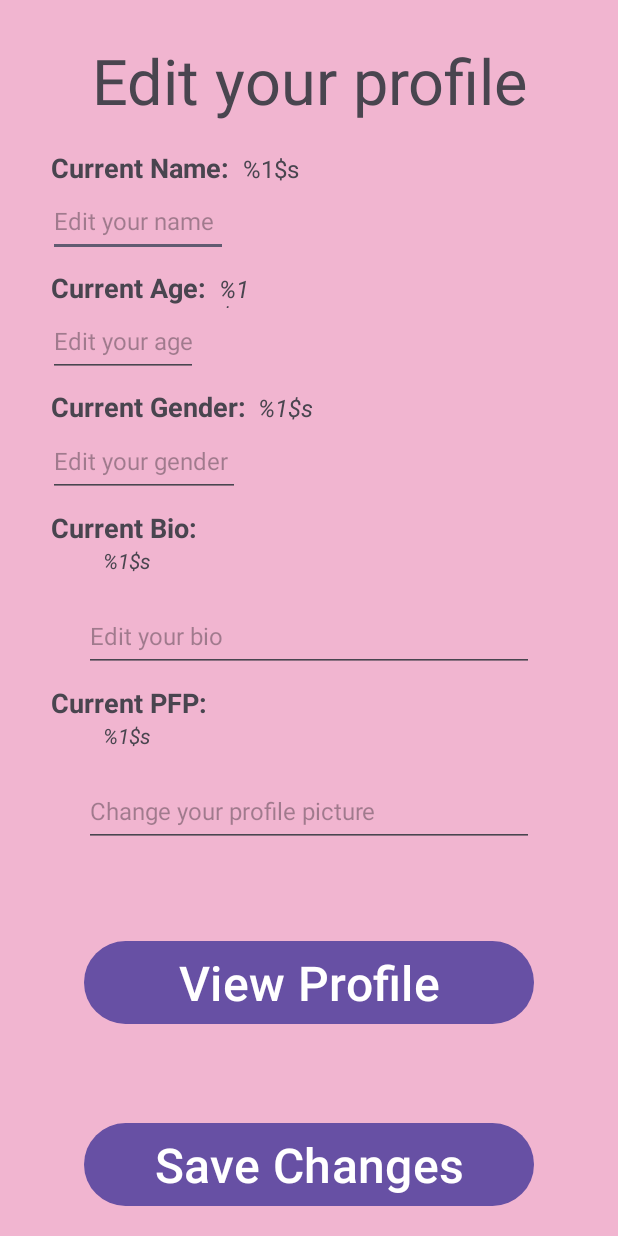
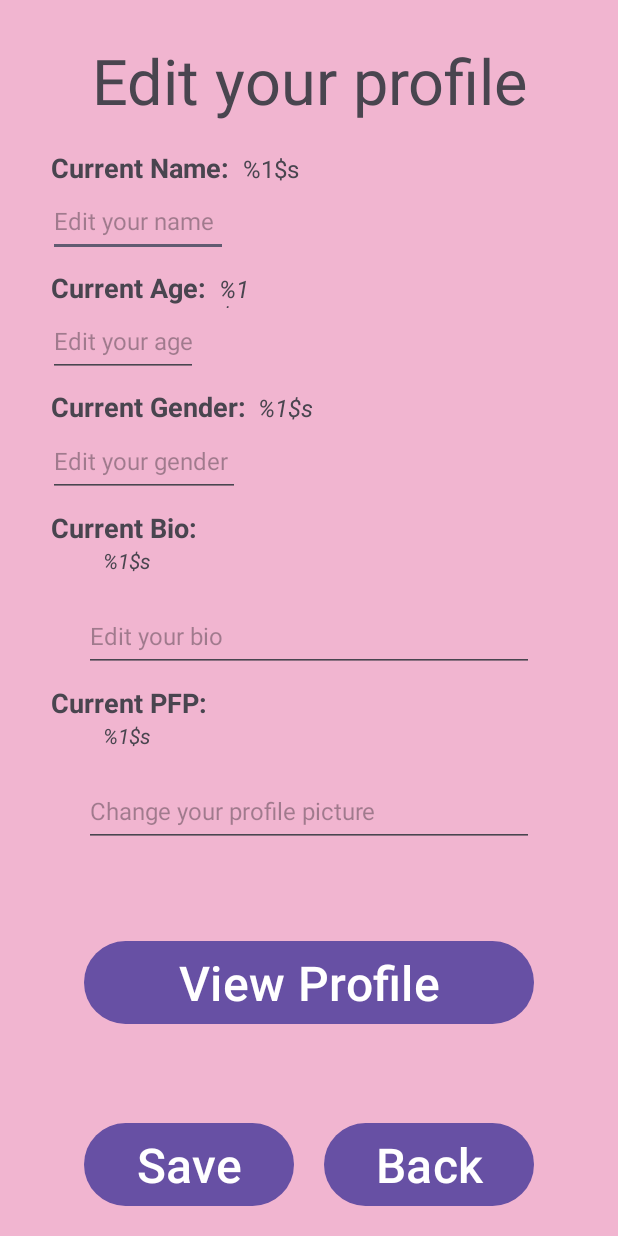
Before and after one commit to Everdan26/cst338_project02_group3, an Android app: the EditProfileActivity screen opened directly, with no data from a screen before it, on a phone screen of 412 x 824 dp. Run offline under Robolectric (Android 15) with nearby library versions, the phone set to English and light mode, and no system bars; our stand-ins replace Room's generated code.

Commit message:
Layout changes on EditPreferences Added back button to EditProfileActivity

```diff
--- a/app/src/main/java/com/cst338/cst338_project02_group3/EditProfileActivity.java
+++ b/app/src/main/java/com/cst338/cst338_project02_group3/EditProfileActivity.java
@@ -81,6 +81,15 @@ public class EditProfileActivity extends AppCompatActivity {
             }
         });
 
+        //Back button to send back to WelcomeUser
+        binding.editProfileBackButton.setOnClickListener(new View.OnClickListener() {
+            @Override
+            public void onClick(View v) {
+                Intent intent = WelcomeUser.welcomeUserIntentFactory(getApplicationContext(), loggedInUserId);
+                startActivity(intent);
+            }
+        });
+
     }
 
     private void confirmationDialog() {
--- a/app/src/main/res/layout/activity_edit_profile.xml
+++ b/app/src/main/res/layout/activity_edit_profile.xml
@@ -196,14 +196,31 @@
 
     <Button
         android:id="@+id/editProfileSaveChangesButton"
-        android:layout_width="300dp"
+        android:layout_width="140dp"
         android:layout_height="wrap_content"
         android:layout_margin="16dp"
+        android:layout_marginBottom="16dp"
         android:text="@string/save_changes"
         android:textSize="32sp"
         app:layout_constraintBottom_toBottomOf="parent"
         app:layout_constraintEnd_toEndOf="parent"
+        app:layout_constraintHorizontal_bias="0.166"
         app:layout_constraintStart_toStartOf="parent" />
+
+    <Button
+        android:id="@+id/editProfileBackButton"
+        android:layout_width="140dp"
+        android:layout_height="wrap_content"
+        android:layout_margin="16dp"
+        android:layout_marginBottom="16dp"
+        android:text="@string/back"
+        android:textSize="32sp"
+        app:layout_constraintBottom_toBottomOf="parent"
+        app:layout_constraintEnd_toEndOf="parent"
+        app:layout_constraintHorizontal_bias="0.093"
+        app:layout_constraintStart_toEndOf="@id/editProfileSaveChangesButton"
+        app:layout_constraintTop_toBottomOf="@+id/editProfileViewProfileButton"
+        app:layout_constraintVertical_bias="1.0" />
 
     <Button
         android:id="@+id/editProfileViewProfileButton"
--- a/app/src/main/res/values/strings.xml
+++ b/app/src/main/res/values/strings.xml
@@ -26,7 +26,7 @@
     <string name="logout">Logout</string>
     <string name="welcome_user">Welcome %1$s!</string>
     <string name="admin">Admin</string>
-    <string name="save_changes">Save Changes</string>
+    <string name="save_changes">Save</string>
     <string name="current_age">Current Age:</string>
     <string name="current_gender">Current Gender:</string>
     <string name="current_bio">Current Bio:</string>
@@ -64,7 +64,7 @@
     <string name="report">Report</string>
     <string name="edit_your_preferences">Edit your Preferences</string>
     <string name="age">Age</string>
-    <string name="ageColon">Age:</string>
+    <string name="ageColon">Minimum Age:</string>
     <string name="genderColon">Gender:</string>
     <string name="gender">Gender</string>
     <string name="edit_preferences">Edit Preferences</string>
```
Also changed, not shown: app/src/main/res/layout/activity_edit_preferences.xml (+9 -8 lines).
